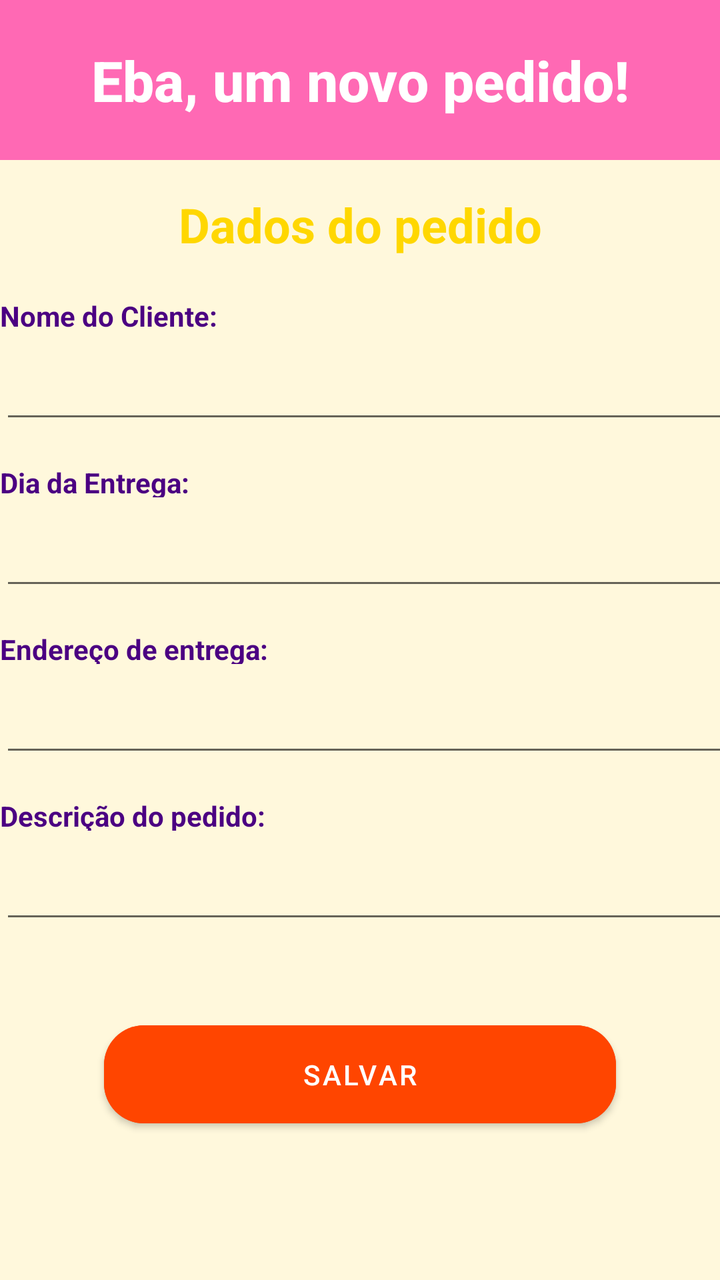
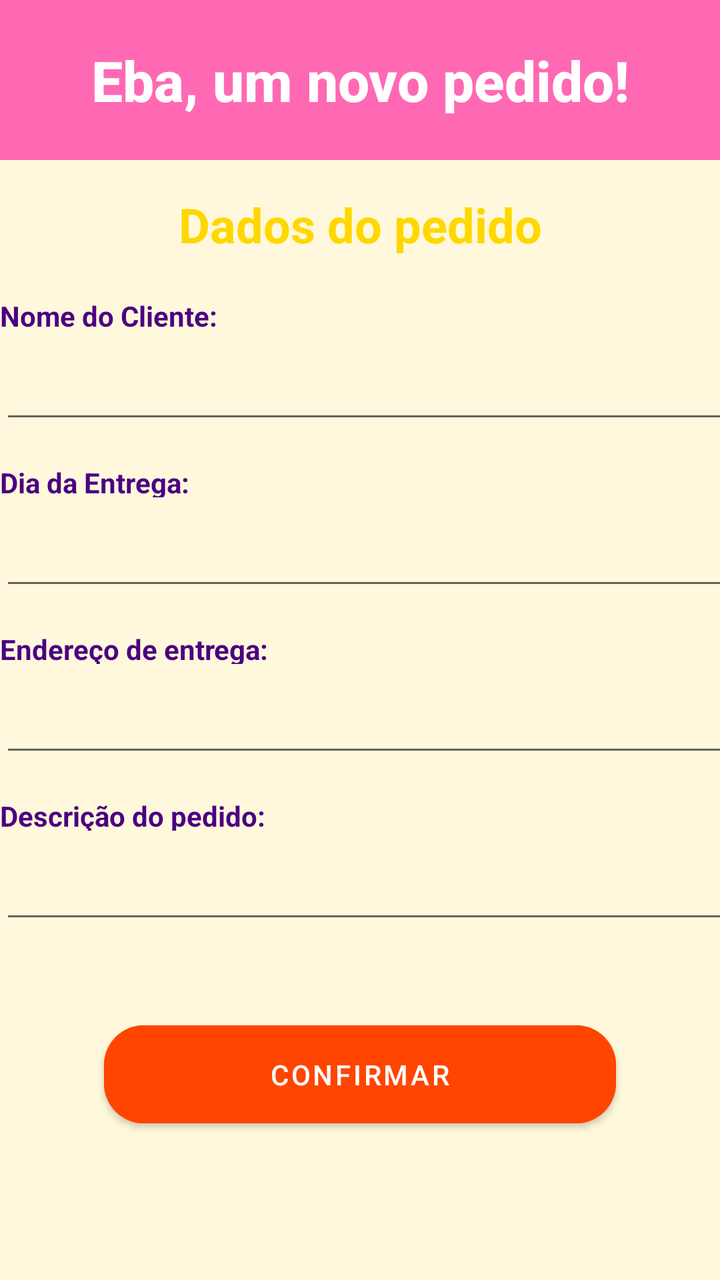

Before-and-after screenshots of an Android layout around one commit, followed by the original layout XML and the change that was made.
<!-- AndroidManifest.xml: application theme Theme.DocesDoDia -->
<!-- res/layout/activity_novo_pedido.xml -->
<?xml version="1.0" encoding="utf-8"?>
<androidx.constraintlayout.widget.ConstraintLayout xmlns:android="http://schemas.android.com/apk/res/android"
    xmlns:app="http://schemas.android.com/apk/res-auto"
    xmlns:tools="http://schemas.android.com/tools"
    android:layout_width="match_parent"
    android:layout_height="match_parent"
    android:background="#FFF8DC"
    tools:context=".NovoPedido">

    <TextView
        android:id="@+id/textEba"
        android:layout_width="match_parent"
        android:layout_height="80dp"
        android:background="#FF69B4"
        android:fontFamily="sans-serif-medium"
        android:gravity="center"
        android:text="Eba, um novo pedido!"
        android:textColor="#FFFFFF"
        android:textSize="28sp"
        android:textStyle="bold"
        app:layout_constraintTop_toTopOf="parent" />

    <TextView
        android:id="@+id/textPedido"
        android:layout_width="match_parent"
        android:layout_height="wrap_content"
        android:layout_marginTop="16dp"
        android:text="Dados do pedido"
        android:textAlignment="center"
        android:textColor="#FFD700"
        android:textSize="24sp"
        android:textStyle="bold"
        app:layout_constraintTop_toBottomOf="@+id/textEba" />

    <TextView
        android:id="@+id/textNomeCliente"
        android:layout_width="115dp"
        android:layout_height="17dp"
        android:layout_marginTop="20dp"
        android:text="Nome do Cliente:"
        android:textColor="#4B0082"
        android:textStyle="bold"
        app:layout_constraintTop_toBottomOf="@+id/textPedido"
        tools:ignore="MissingConstraints"
        tools:layout_editor_absoluteX="19dp" />

    <EditText
        android:id="@+id/tNomeCliente"
        android:layout_width="370dp"
        android:layout_height="wrap_content"
        android:layout_marginTop="10dp"
        android:ems="10"
        android:inputType="textPersonName"
        android:text=""
        android:textColor="#4B0082"
        app:layout_constraintTop_toBottomOf="@+id/textNomeCliente"
        tools:ignore="MissingConstraints"
        tools:layout_editor_absoluteX="20dp" />

    <TextView
        android:id="@+id/textDia"
        android:layout_width="115dp"
        android:layout_height="17dp"
        android:layout_marginTop="15dp"
        android:text="Dia da Entrega:"
        android:textColor="#4B0082"
        android:textStyle="bold"
        app:layout_constraintTop_toBottomOf="@+id/tNomeCliente"
        tools:ignore="MissingConstraints"
        tools:layout_editor_absoluteX="19dp" />

    <EditText
        android:id="@+id/tData"
        android:layout_width="370dp"
        android:layout_height="wrap_content"
        android:layout_marginTop="10dp"
        android:ems="10"
        android:inputType="date"
        android:textColor="#4B0082"
        app:layout_constraintTop_toBottomOf="@+id/textDia"
        tools:ignore="MissingConstraints"
        tools:layout_editor_absoluteX="20dp" />

    <TextView
        android:id="@+id/textEndereco"
        android:layout_width="150dp"
        android:layout_height="17dp"
        android:layout_marginTop="15dp"
        android:text="Endereço de entrega:"
        android:textColor="#4B0082"
        android:textStyle="bold"
        app:layout_constraintTop_toBottomOf="@+id/tData"
        tools:ignore="MissingConstraints"
        tools:layout_editor_absoluteX="19dp" />

    <EditText
        android:id="@+id/tEndereco"
        android:layout_width="370dp"
        android:layout_height="wrap_content"
        android:layout_marginTop="10dp"
        android:ems="10"
        android:inputType="textPersonName"
        android:text=""
        android:textColor="#4B0082"
        app:layout_constraintTop_toBottomOf="@+id/textEndereco"
        tools:ignore="MissingConstraints"
        tools:layout_editor_absoluteX="20dp" />

    <TextView
        android:id="@+id/textDescri"
        android:layout_width="150dp"
        android:layout_height="17dp"
        android:layout_marginTop="15dp"
        android:text="Descrição do pedido:"
        android:textColor="#4B0082"
        android:textStyle="bold"
        app:layout_constraintTop_toBottomOf="@+id/tEndereco"
        tools:ignore="MissingConstraints"
        tools:layout_editor_absoluteX="19dp" />

    <EditText
        android:id="@+id/tDescri"
        android:layout_width="370dp"
        android:layout_height="wrap_content"
        android:layout_marginTop="10dp"
        android:ems="10"
        android:inputType="textPersonName"
        android:text=""
        android:textColor="#4B0082"
        app:layout_constraintTop_toBottomOf="@+id/textDescri"
        tools:ignore="MissingConstraints"
        tools:layout_editor_absoluteX="20dp" />

    <Button
        android:id="@+id/btSalvar"
        android:layout_width="256dp"
        android:layout_height="61dp"
        android:layout_marginTop="40dp"
        android:backgroundTint="#FF4500"
        android:text="Salvar"
        app:cornerRadius="20dp"
        app:layout_constraintEnd_toEndOf="parent"
        app:layout_constraintStart_toStartOf="parent"
        app:layout_constraintTop_toBottomOf="@+id/tDescri" />

    <ProgressBar
        android:id="@+id/progressBar2"
        style="?android:attr/progressBarStyle"
        android:layout_width="match_parent"
        android:layout_height="wrap_content"
        android:layout_marginTop="12dp"
        android:indeterminateTint="@color/black"
        android:visibility="invisible"
        app:layout_constraintBottom_toTopOf="@+id/btSalvar"
        app:layout_constraintTop_toBottomOf="@+id/tDescri"
        app:layout_constraintVertical_bias="0.25"
        tools:ignore="MissingConstraints"
        tools:layout_editor_absoluteX="0dp" />


</androidx.constraintlayout.widget.ConstraintLayout>
<!-- resources referenced by this layout -->
<resources>
  <color name="black">#FF000000</color>
  <style name="Theme.DocesDoDia" parent="Theme.MaterialComponents.DayNight.DarkActionBar">
          
          <item name="colorPrimary">@color/purple_500</item>
          <item name="colorPrimaryVariant">@color/purple_700</item>
          <item name="colorOnPrimary">@color/white</item>
          
          <item name="colorSecondary">@color/teal_200</item>
          <item name="colorSecondaryVariant">@color/teal_700</item>
          <item name="colorOnSecondary">@color/black</item>
          
          <item name="android:statusBarColor" tools:targetApi="l">?attr/colorPrimaryVariant</item>
          
      </style>
  <color name="purple_500">#FF6200EE</color>
  <color name="purple_700">#FF3700B3</color>
  <color name="white">#FFFFFFFF</color>
  <color name="teal_200">#FF03DAC5</color>
  <color name="teal_700">#FF018786</color>
</resources>

<!-- the commit's change to res/layout/activity_novo_pedido.xml (unified diff, before → after) -->
@@ -137,7 +137,7 @@
         android:layout_height="61dp"
         android:layout_marginTop="40dp"
         android:backgroundTint="#FF4500"
-        android:text="Salvar"
+        android:text="Confirmar"
         app:cornerRadius="20dp"
         app:layout_constraintEnd_toEndOf="parent"
         app:layout_constraintStart_toStartOf="parent"
